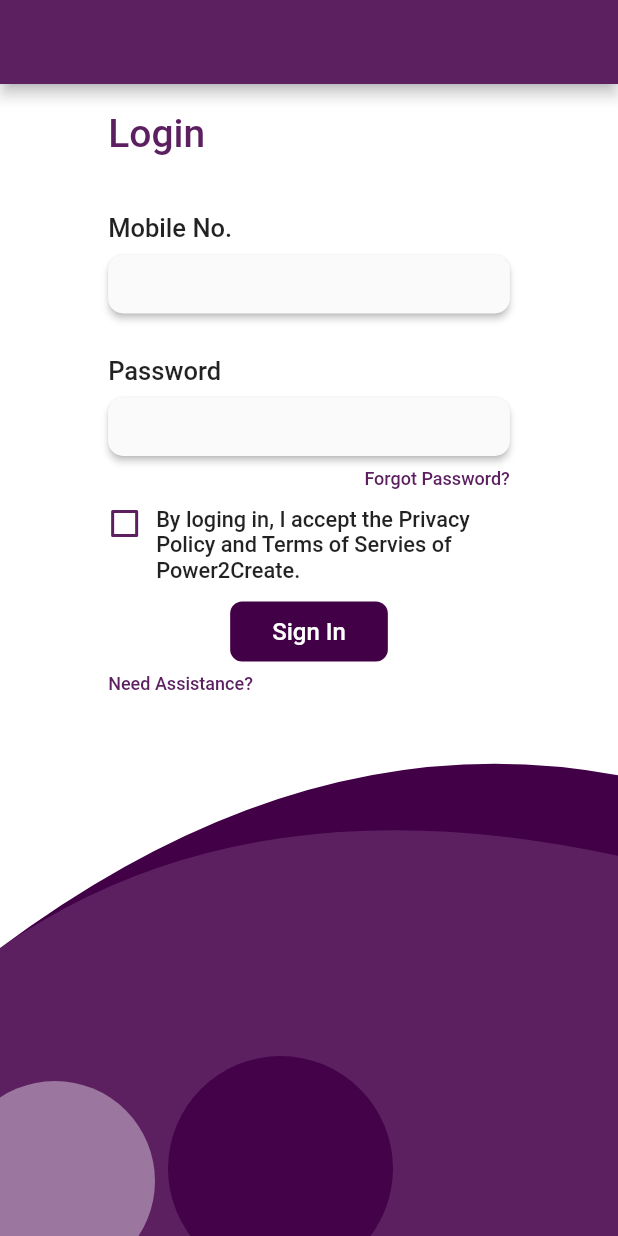
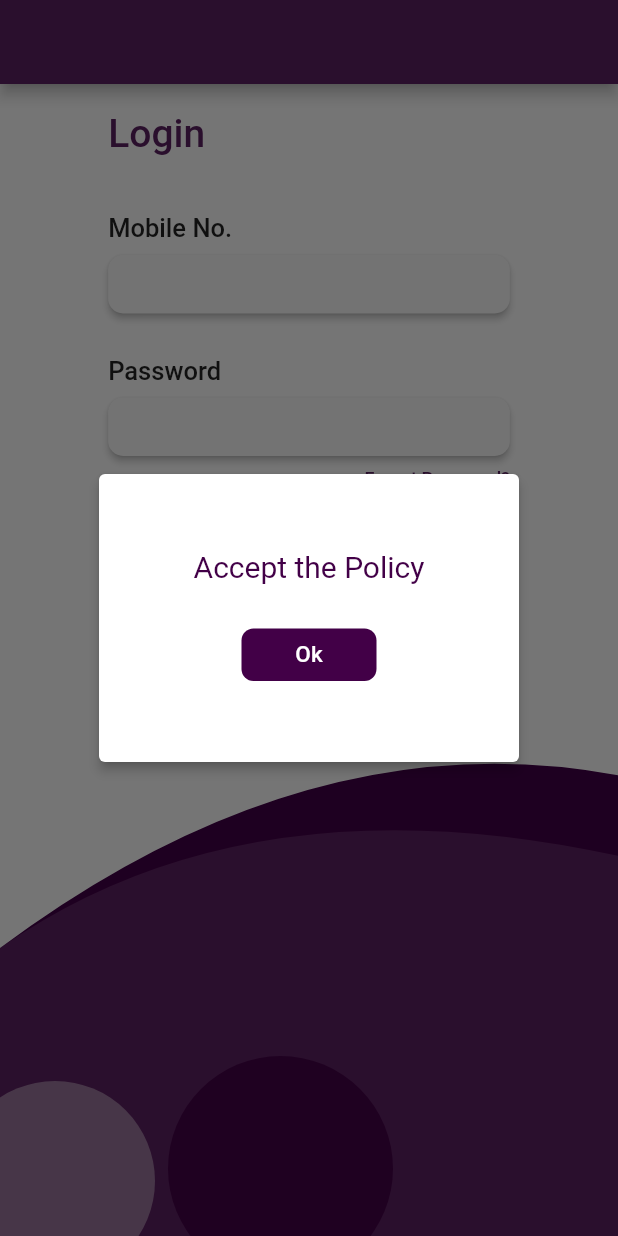
Before and after one commit to KushalBiyani/Animated_Login_page, a Flutter app: the screen it shows after launch, after a tap on "Sign In", on a phone screen of 412 x 824 dp. Run offline on Flutter 3.47's test engine with Material 2 defaults, Android fonts, the phone set to English and light mode, and no system bars.

```diff
--- /dev/null
+++ b/lib/components/Mycliper.dart
@@ -0,0 +1,25 @@
+import 'package:flutter/material.dart';
+
+class MyClipper extends CustomClipper<Path> {
+  MyClipper(this.isDark);
+  final bool isDark;
+  @override
+  getClip(Size size) {
+    var path = new Path();
+    path.lineTo(0, size.height * 0.75);
+    path.quadraticBezierTo(0, size.height * 0.75, 0, size.height * 0.75);
+    path.quadraticBezierTo(
+        size.width * (isDark ? 0.40 : 0.50),
+        size.height * (isDark ? 0.60 : 0.55),
+        size.width,
+        (isDark ? 0.67 : 0.60) * size.height);
+    path.lineTo(size.width, 0);
+    path.close();
+    return path;
+  }
+
+  @override
+  bool shouldReclip(CustomClipper oldClipper) {
+    return true;
+  }
+}
--- a/lib/animatedCircle.dart
+++ b/lib/components/animatedCircle.dart
@@ -23,7 +23,7 @@ class _GlowCircle extends State<GlowCircle>
       ),
       vsync: this,
     );
-    var animation = Tween(begin: 1.0, end: 5.0).animate(animationController);
+    Tween(begin: 1.0, end: 5.0).animate(animationController);
     animationController.addStatusListener(animationStatusListener);
     animationController.forward();
   }
--- /dev/null
+++ b/lib/components/dialogBox.dart
@@ -0,0 +1,67 @@
+import 'package:flutter/material.dart';
+import 'package:login/constants.dart';
+
+Future<void> showMyDialog(context, String message) async {
+  return showDialog<void>(
+    context: context,
+    barrierDismissible: false, // user must tap button!
+    builder: (BuildContext context) {
+      return AlertDialog(
+        actionsOverflowDirection: VerticalDirection.up,
+        elevation: 3,
+        content: SingleChildScrollView(
+            child: Padding(
+          padding: EdgeInsets.symmetric(vertical: 30.0),
+          child: Center(
+              child: Column(
+            children: [
+              Padding(
+                padding: const EdgeInsets.only(bottom: 30.0),
+                child: Text(
+                  message,
+                  style: TextStyle(fontSize: 20, color: dark),
+                ),
+              ),
+              Row(
+                mainAxisAlignment: message == 'Change Password?'
+                    ? MainAxisAlignment.spaceAround
+                    : MainAxisAlignment.center,
+                children: [
+                  message == 'Change Password?'
+                      ? DialogButton(text: 'Yes')
+                      : SizedBox(),
+                  DialogButton(
+                      text: message == 'Change Password?' ? 'No' : 'Ok')
+                ],
+              )
+            ],
+          )),
+        )),
+      );
+    },
+  );
+}
+
+class DialogButton extends StatelessWidget {
+  const DialogButton({@required this.text});
+  final String text;
+  @override
+  Widget build(BuildContext context) {
+    return Container(
+      height: 35,
+      padding: EdgeInsets.symmetric(horizontal: 13),
+      decoration: BoxDecoration(
+          color: dark, borderRadius: BorderRadius.all(Radius.circular(8))),
+      child: TextButton(
+        child: Text(
+          text,
+          style: TextStyle(fontSize: 15, color: Colors.white),
+        ),
+        onPressed: () {
+          //Page Navigation
+          Navigator.of(context).pop();
+        },
+      ),
+    );
+  }
+}
--- a/lib/constants.dart
+++ b/lib/constants.dart
@@ -4,3 +4,14 @@ Color light = Color(0xff5c2061);
 Color dark = Color(0xff420047);
 TextStyle ksmallColorText =
     TextStyle(fontSize: 12, color: light, fontWeight: FontWeight.w500);
+InputDecoration ktextFieldStyle = InputDecoration(
+  border: OutlineInputBorder(borderSide: BorderSide.none),
+  focusedBorder: OutlineInputBorder(borderSide: BorderSide.none),
+  focusColor: light,
+  hoverColor: light,
+  contentPadding: EdgeInsets.only(left: 14.0, bottom: 6.0, top: 8.0),
+);
+TextStyle kloginTextStyle =
+    TextStyle(fontSize: 26, color: light, fontWeight: FontWeight.w500);
+TextStyle ktextfieldlable =
+    TextStyle(fontSize: 17, fontWeight: FontWeight.w500);
--- /dev/null
+++ b/lib/functions/loginFunction.dart
@@ -0,0 +1,23 @@
+import 'dart:convert';
+import 'dart:io';
+import 'package:http/io_client.dart';
+
+var url = Uri.parse('https://api.librarysrms.com/rest-auth/login/');
+
+Future<int> login(String mobile, String password) async {
+  try {
+    final ioc = new HttpClient();
+    ioc.badCertificateCallback =
+        (X509Certificate cert, String host, int port) => true;
+    final http = new IOClient(ioc);
+    var response = await http.post(
+      url,
+      headers: {"Content-Type": " application/json"},
+      body: json.encode({"username": mobile, "password": password}),
+    );
+    return response.statusCode;
+  } catch (e) {
+    print(e.toString());
+    return 0;
+  }
+}
--- a/lib/main.dart
+++ b/lib/main.dart
@@ -1,6 +1,10 @@
 import 'package:flutter/material.dart';
-import 'package:login/animatedCircle.dart';
+import 'package:login/components/animatedCircle.dart';
+import 'package:login/components/dialogBox.dart';
 import 'package:login/constants.dart';
+import 'package:login/functions/loginFunction.dart';
+
+import 'components/Mycliper.dart';
 
 void main() {
   runApp(MyApp());
@@ -18,16 +22,17 @@ class MyApp extends StatelessWidget {
 
 class LoginPage extends StatefulWidget {
   LoginPage({Key key}) : super(key: key);
-
   @override
   _LoginPageState createState() => _LoginPageState();
 }
 
 class _LoginPageState extends State<LoginPage> {
+  bool checkBox = false;
+  TextEditingController mobileNo = new TextEditingController();
+  TextEditingController password = new TextEditingController();
+
   @override
   Widget build(BuildContext context) {
-    bool checkBox = false;
-    double height = MediaQuery.of(context).size.height;
     double width = MediaQuery.of(context).size.width;
     return Scaffold(
       resizeToAvoidBottomInset: false,
@@ -55,22 +60,12 @@ class _LoginPageState extends State<LoginPage> {
                 crossAxisAlignment: CrossAxisAlignment.start,
                 children: [
                   Padding(
-                    padding: const EdgeInsets.symmetric(vertical: 18),
-                    child: Text(
-                      'Login',
-                      style: TextStyle(
-                          fontSize: 26,
-                          color: light,
-                          fontWeight: FontWeight.w500),
-                    ),
+                    padding: EdgeInsets.symmetric(vertical: 18),
+                    child: Text('Login', style: kloginTextStyle),
                   ),
                   Padding(
-                    padding: const EdgeInsets.only(top: 20),
-                    child: Text(
-                      'Mobile No.',
-                      style:
-                          TextStyle(fontSize: 17, fontWeight: FontWeight.w500),
-                    ),
+                    padding: EdgeInsets.only(top: 20),
+                    child: Text('Mobile No.', style: ktextfieldlable),
                   ),
                   Container(
                     padding: EdgeInsets.symmetric(vertical: 8),
@@ -79,26 +74,15 @@ class _LoginPageState extends State<LoginPage> {
                       elevation: 2,
                       borderRadius: BorderRadius.all(Radius.circular(10.0)),
                       child: TextField(
-                        style: TextStyle(fontSize: 18.0, color: Colors.black),
-                        decoration: InputDecoration(
-                          border:
-                              OutlineInputBorder(borderSide: BorderSide.none),
-                          focusedBorder:
-                              OutlineInputBorder(borderSide: BorderSide.none),
-                          focusColor: light,
-                          contentPadding: EdgeInsets.only(
-                              left: 14.0, bottom: 3.0, top: 3.0),
-                        ),
-                      ),
+                          cursorColor: light,
+                          controller: mobileNo,
+                          keyboardType: TextInputType.number,
+                          decoration: ktextFieldStyle),
                     ),
                   ),
                   Padding(
-                    padding: const EdgeInsets.only(top: 20),
-                    child: Text(
-                      'Password',
-                      style:
-                          TextStyle(fontSize: 17, fontWeight: FontWeight.w500),
-                    ),
+                    padding: EdgeInsets.only(top: 20),
+                    child: Text('Password', style: ktextfieldlable),
                   ),
                   Container(
                     padding: EdgeInsets.symmetric(vertical: 8),
@@ -107,18 +91,10 @@ class _LoginPageState extends State<LoginPage> {
                       elevation: 2,
                       borderRadius: BorderRadius.all(Radius.circular(10.0)),
                       child: TextField(
-                        style: TextStyle(fontSize: 15.0, color: Colors.black),
-                        decoration: InputDecoration(
-                          border:
-                              OutlineInputBorder(borderSide: BorderSide.none),
-                          focusedBorder:
-                              OutlineInputBorder(borderSide: BorderSide.none),
-                          focusColor: light,
-                          hoverColor: light,
-                          contentPadding: EdgeInsets.only(
-                              left: 14.0, bottom: 6.0, top: 8.0),
-                        ),
-                      ),
+                          controller: password,
+                          obscureText: true,
+                          cursorColor: light,
+                          decoration: ktextFieldStyle),
                     ),
                   ),
                   Row(
@@ -128,15 +104,14 @@ class _LoginPageState extends State<LoginPage> {
                     ],
                   ),
                   Padding(
-                    padding: const EdgeInsets.symmetric(vertical: 12),
+                    padding: EdgeInsets.symmetric(vertical: 12),
                     child: Row(
                       crossAxisAlignment: CrossAxisAlignment.start,
                       children: [
                         Container(
                           height: 22,
-                          padding: EdgeInsets.only(right: 10),
-                          width: 32,
-                          child: Container(
+                          width: 22,
+                          margin: EdgeInsets.only(right: 10),
                           decoration: BoxDecoration(
                             border: Border.all(
                                 color: checkBox ? light : Colors.transparent,
@@ -152,7 +127,6 @@ class _LoginPageState extends State<LoginPage> {
                                 checkBox = value;
                               });
                             },
-                            ),
                           ),
                         ),
                         Text(
@@ -171,16 +145,34 @@ class _LoginPageState extends State<LoginPage> {
                           color: dark,
                           borderRadius: BorderRadius.all(Radius.circular(8))),
                       child: TextButton(
-                        onPressed: () {},
-                        child: Text(
-                          'Sign In',
-                          style: TextStyle(fontSize: 16, color: Colors.white),
-                        ),
+                        onPressed: () async {
+                          if (checkBox) {
+                            if (mobileNo.text.length == 10 &&
+                                password.text.length >= 8) {
+                              int status =
+                                  await login(mobileNo.text, password.text);
+                              print(status);
+                              if (status == 200) {
+                                showMyDialog(context, 'Change Password?');
+                              } else {
+                                showMyDialog(context, 'Invalid Credentials');
+                              }
+                            } else {
+                              showMyDialog(
+                                  context, 'Credentials are too short');
+                            }
+                          } else {
+                            showMyDialog(context, 'Accept the Policy');
+                          }
+                        },
+                        child: Text('Sign In',
+                            style:
+                                TextStyle(fontSize: 16, color: Colors.white)),
                       ),
                     ),
                   ),
                   Padding(
-                    padding: const EdgeInsets.symmetric(vertical: 8),
+                    padding: EdgeInsets.symmetric(vertical: 8),
                     child: Text('Need Assistance?', style: ksmallColorText),
                   ),
                 ],
@@ -204,27 +196,3 @@ class _LoginPageState extends State<LoginPage> {
     );
   }
 }
-
-class MyClipper extends CustomClipper<Path> {
-  MyClipper(this.IsDark);
-  final bool IsDark;
-  @override
-  getClip(Size size) {
-    var path = new Path();
-    path.lineTo(0, size.height * 0.75);
-    path.quadraticBezierTo(0, size.height * 0.75, 0, size.height * 0.75);
-    path.quadraticBezierTo(
-        size.width * (IsDark ? 0.40 : 0.50),
-        size.height * (IsDark ? 0.60 : 0.55),
-        size.width,
-        (IsDark ? 0.67 : 0.60) * size.height);
-    path.lineTo(size.width, 0);
-    path.close();
-    return path;
-  }
-
-  @override
-  bool shouldReclip(CustomClipper oldClipper) {
-    return true;
-  }
-}
```
Also changed, not shown: pubspec.yaml (+2 -55 lines), pubspec.lock, 1 other file. Lines whose indentation alone changed are shown as unchanged.
